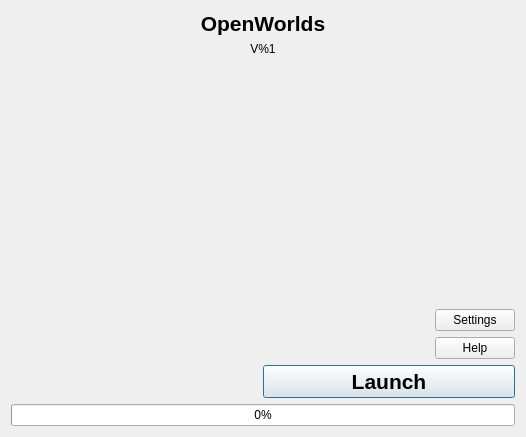
Qt form launcher/openworldslauncher.ui (NexusTools/OpenWorlds) before a commit.
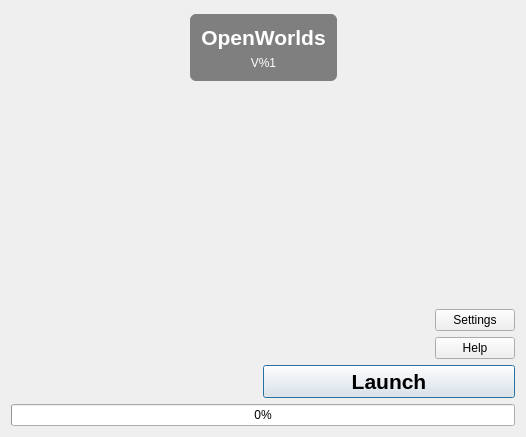
The same form after that commit. Icons and pictures are not drawn.

Commit message: Added a banner to the launcher

```diff
--- a/launcher/openworldslauncher.ui
+++ b/launcher/openworldslauncher.ui
@@ -15,6 +15,64 @@
   </property>
   <widget class="QWidget" name="centralWidget">
    <layout class="QVBoxLayout" name="verticalLayout_3">
+    <property name="spacing">
+     <number>0</number>
+    </property>
+    <property name="leftMargin">
+     <number>0</number>
+    </property>
+    <property name="topMargin">
+     <number>0</number>
+    </property>
+    <property name="rightMargin">
+     <number>0</number>
+    </property>
+    <property name="bottomMargin">
+     <number>0</number>
+    </property>
+    <item>
+     <widget class="QWidget" name="banner" native="true">
+      <property name="styleSheet">
+       <string notr="true">#banner {
+	background: url(:/res/banner.png) center;
+}
+QLabel {
+	color: white;
+}
+#title {
+	background-color: rgba(0, 0, 0, 120);
+	border-radius: 6px;
+}</string>
+      </property>
+      <layout class="QHBoxLayout" name="horizontalLayout_3">
+       <property name="leftMargin">
+        <number>14</number>
+       </property>
+       <property name="topMargin">
+        <number>14</number>
+       </property>
+       <property name="rightMargin">
+        <number>14</number>
+       </property>
+       <property name="bottomMargin">
+        <number>14</number>
+       </property>
+       <item>
+        <spacer name="horizontalSpacer_3">
+         <property name="orientation">
+          <enum>Qt::Horizontal</enum>
+         </property>
+         <property name="sizeHint" stdset="0">
+          <size>
+           <width>40</width>
+           <height>20</height>
+          </size>
+         </property>
+        </spacer>
+       </item>
+       <item>
+        <widget class="QWidget" name="title" native="true">
+         <layout class="QVBoxLayout" name="verticalLayout_6">
     <item>
      <widget class="QLabel" name="label">
       <property name="font">
@@ -42,6 +100,28 @@
       </property>
      </widget>
     </item>
+         </layout>
+        </widget>
+       </item>
+       <item>
+        <spacer name="horizontalSpacer_4">
+         <property name="orientation">
+          <enum>Qt::Horizontal</enum>
+         </property>
+         <property name="sizeHint" stdset="0">
+          <size>
+           <width>40</width>
+           <height>20</height>
+          </size>
+         </property>
+        </spacer>
+       </item>
+      </layout>
+     </widget>
+    </item>
+    <item>
+     <widget class="QWidget" name="widget" native="true">
+      <layout class="QVBoxLayout" name="verticalLayout_5">
     <item>
      <spacer name="verticalSpacer">
       <property name="orientation">
@@ -133,6 +213,9 @@
       <property name="value">
        <number>0</number>
       </property>
+        </widget>
+       </item>
+      </layout>
      </widget>
     </item>
    </layout>
```
Lines whose indentation alone changed are shown as unchanged. The commit also changes 3 other files.
